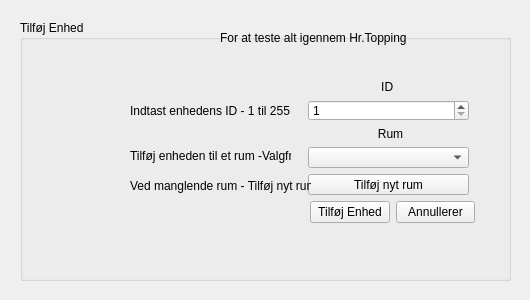
This is HomeAutomation/HomeAutomation/addunit.ui in PRJ2GR15/Software-Design as Qt 5 draws it before an edit. The edited form follows.
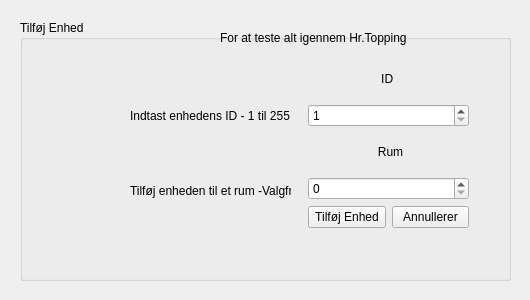
This is the edited form.

```diff
--- a/HomeAutomation/HomeAutomation/addunit.ui
+++ b/HomeAutomation/HomeAutomation/addunit.ui
@@ -62,7 +62,7 @@
       <x>110</x>
       <y>80</y>
       <width>161</width>
-      <height>21</height>
+      <height>31</height>
      </rect>
     </property>
     <property name="text">
@@ -73,28 +73,15 @@
     <property name="geometry">
      <rect>
       <x>110</x>
-      <y>120</y>
+      <y>150</y>
       <width>161</width>
-      <height>31</height>
+      <height>41</height>
      </rect>
     </property>
     <property name="text">
      <string>Tilføj enheden til et rum -Valgfrit</string>
     </property>
    </widget>
-   <widget class="QLabel" name="label_6">
-    <property name="geometry">
-     <rect>
-      <x>110</x>
-      <y>155</y>
-      <width>181</width>
-      <height>21</height>
-     </rect>
-    </property>
-    <property name="text">
-     <string>Ved manglende rum - Tilføj nyt rum</string>
-    </property>
-   </widget>
    <widget class="QLabel" name="label_7">
     <property name="geometry">
      <rect>
@@ -108,13 +95,13 @@
      <string>For at teste alt igennem Hr.Topping</string>
     </property>
    </widget>
-   <widget class="QWidget" name="">
+   <widget class="QWidget" name="layoutWidget">
     <property name="geometry">
      <rect>
       <x>288</x>
-      <y>60</y>
+      <y>40</y>
       <width>161</width>
-      <height>115</height>
+      <height>168</height>
      </rect>
     </property>
     <layout class="QVBoxLayout" name="verticalLayout_4">
@@ -152,26 +139,13 @@
       </widget>
      </item>
      <item>
-      <widget class="QComboBox" name="comboBox"/>
+      <widget class="QSpinBox" name="spinBox_2">
+       <property name="maximum">
+        <number>999999999</number>
+       </property>
+      </widget>
      </item>
      <item>
-      <widget class="QPushButton" name="pushButton_3">
-       <property name="text">
-        <string>Tilføj nyt rum</string>
-       </property>
-      </widget>
-     </item>
-    </layout>
-   </widget>
-   <widget class="QWidget" name="">
-    <property name="geometry">
-     <rect>
-      <x>290</x>
-      <y>180</y>
-      <width>165</width>
-      <height>25</height>
-     </rect>
-    </property>
     <layout class="QHBoxLayout" name="horizontalLayout_2">
      <item>
       <widget class="QPushButton" name="pushButton">
@@ -188,6 +162,8 @@
       </widget>
      </item>
     </layout>
+     </item>
+    </layout>
    </widget>
    <zorder>spinBox</zorder>
    <zorder>comboBox</zorder>
```
Left out of the diff: 10 changed lines with no effect on the pictures. Lines whose indentation alone changed are shown as unchanged.
